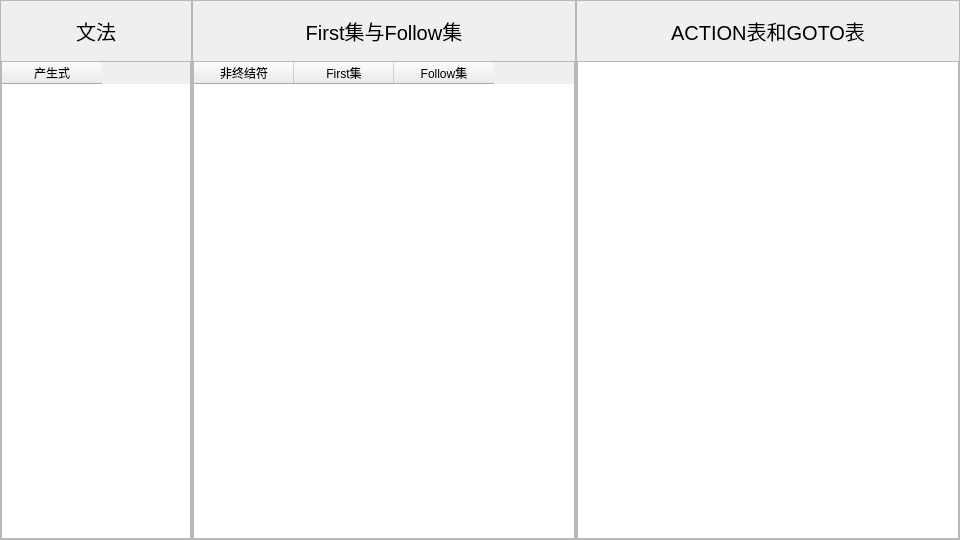
The window that ui/syntax_grammar.ui (HIT-SCIR-chichi/hit_compiling_systems) describes before a commit, drawn with Qt 5.
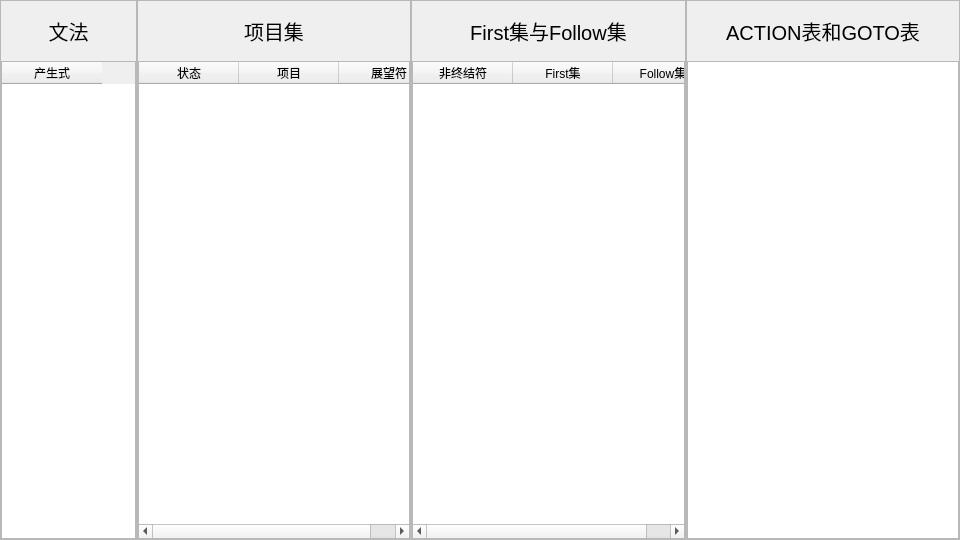
The same window after the commit. Icons and pictures are not drawn.

Diff of the .ui file:
```diff
--- a/ui/syntax_grammar.ui
+++ b/ui/syntax_grammar.ui
@@ -86,6 +86,12 @@
       </item>
       <item>
        <widget class="QTableWidget" name="grammar_table">
+        <property name="sizePolicy">
+         <sizepolicy hsizetype="Expanding" vsizetype="Expanding">
+          <horstretch>1</horstretch>
+          <verstretch>0</verstretch>
+         </sizepolicy>
+        </property>
         <property name="horizontalScrollMode">
          <enum>QAbstractItemView::ScrollPerPixel</enum>
         </property>
@@ -102,6 +108,89 @@
      </layout>
     </widget>
    </item>
+   <item>
+    <widget class="QFrame" name="frame_4">
+     <property name="sizePolicy">
+      <sizepolicy hsizetype="Preferred" vsizetype="Preferred">
+       <horstretch>2</horstretch>
+       <verstretch>0</verstretch>
+      </sizepolicy>
+     </property>
+     <property name="frameShape">
+      <enum>QFrame::StyledPanel</enum>
+     </property>
+     <property name="frameShadow">
+      <enum>QFrame::Raised</enum>
+     </property>
+     <layout class="QVBoxLayout" name="verticalLayout_4">
+      <property name="spacing">
+       <number>15</number>
+      </property>
+      <property name="leftMargin">
+       <number>0</number>
+      </property>
+      <property name="topMargin">
+       <number>15</number>
+      </property>
+      <property name="rightMargin">
+       <number>0</number>
+      </property>
+      <property name="bottomMargin">
+       <number>0</number>
+      </property>
+      <item>
+       <widget class="QLabel" name="item_label">
+        <property name="font">
+         <font>
+          <family>SimSun-ExtB</family>
+          <pointsize>15</pointsize>
+         </font>
+        </property>
+        <property name="text">
+         <string>项目集</string>
+        </property>
+        <property name="alignment">
+         <set>Qt::AlignCenter</set>
+        </property>
+       </widget>
+      </item>
+      <item>
+       <widget class="QTableWidget" name="item_tbl">
+        <property name="sizePolicy">
+         <sizepolicy hsizetype="Expanding" vsizetype="Expanding">
+          <horstretch>2</horstretch>
+          <verstretch>0</verstretch>
+         </sizepolicy>
+        </property>
+        <property name="editTriggers">
+         <set>QAbstractItemView::NoEditTriggers</set>
+        </property>
+        <property name="horizontalScrollMode">
+         <enum>QAbstractItemView::ScrollPerPixel</enum>
+        </property>
+        <attribute name="verticalHeaderVisible">
+         <bool>false</bool>
+        </attribute>
+        <column>
+         <property name="text">
+          <string>状态</string>
+         </property>
+        </column>
+        <column>
+         <property name="text">
+          <string>项目</string>
+         </property>
+        </column>
+        <column>
+         <property name="text">
+          <string>展望符</string>
+         </property>
+        </column>
+       </widget>
+      </item>
+     </layout>
+    </widget>
+   </item>
    <item>
     <widget class="QFrame" name="frame_2">
      <property name="sizePolicy">
@@ -149,6 +238,12 @@
       </item>
       <item>
        <widget class="QTableWidget" name="lst_table">
+        <property name="sizePolicy">
+         <sizepolicy hsizetype="Expanding" vsizetype="Expanding">
+          <horstretch>2</horstretch>
+          <verstretch>0</verstretch>
+         </sizepolicy>
+        </property>
         <property name="verticalScrollMode">
          <enum>QAbstractItemView::ScrollPerPixel</enum>
         </property>
@@ -225,6 +320,12 @@
       </item>
       <item>
        <widget class="QTableWidget" name="table">
+        <property name="sizePolicy">
+         <sizepolicy hsizetype="Expanding" vsizetype="Expanding">
+          <horstretch>2</horstretch>
+          <verstretch>0</verstretch>
+         </sizepolicy>
+        </property>
         <property name="verticalScrollMode">
          <enum>QAbstractItemView::ScrollPerPixel</enum>
         </property>
```
